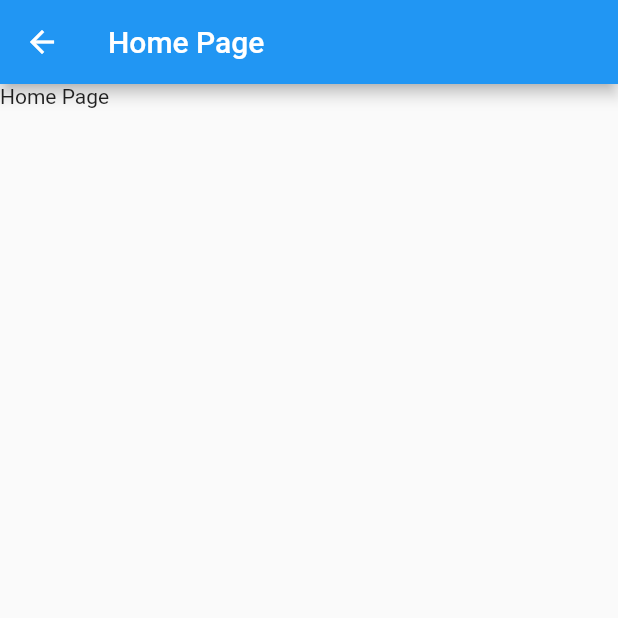
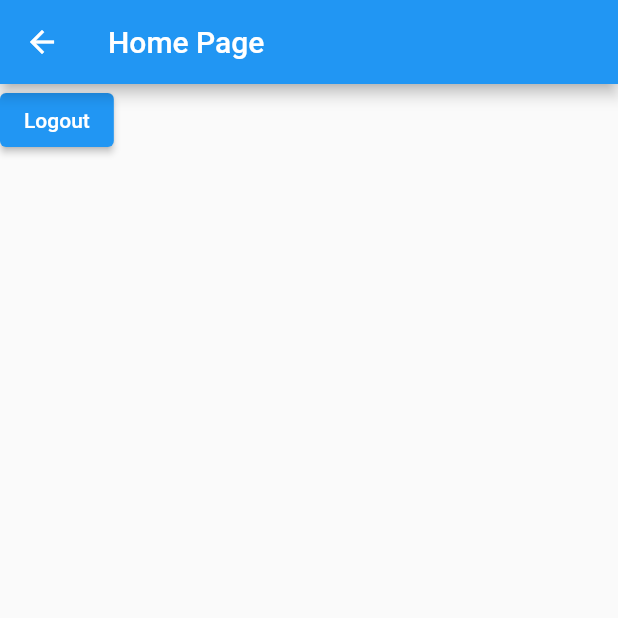
Before and after one commit to Atmayanti/flutter-api-app, a Flutter app: the HomePage screen opened by its route, on a phone screen of 412 x 824 dp, the top half of it. Run offline on Flutter 3.47's test engine with Material 2 defaults, Android fonts, the phone set to English and light mode, and no system bars; our stand-ins replace flutter_secure_storage; accounts and stored records are empty.

Commit message:
create logout feature

```diff
--- /dev/null
+++ b/lib/services/logout_service.dart
@@ -0,0 +1,23 @@
+import 'dart:io';
+
+import 'package:flutter_secure_storage/flutter_secure_storage.dart';
+import 'package:http/http.dart' as http;
+
+class LogoutService {
+  final _baseURL = 'http://127.0.0.1:8000/api/';
+
+  final storage = const FlutterSecureStorage();
+
+  Future postDataLogout() async {
+    String? value = await storage.read(key: 'token');
+    try {
+      final response = await http.post(
+        Uri.parse('${_baseURL}auth/logout'),
+        headers: {HttpHeaders.authorizationHeader: 'Bearer $value'},
+      );
+      await storage.delete(key: 'token');
+    } catch (e) {
+      print(e.toString());
+    }
+  }
+}
--- a/lib/views/homepage.dart
+++ b/lib/views/homepage.dart
@@ -1,4 +1,5 @@
 import 'package:flutter/material.dart';
+import 'package:api_app/services/logout_service.dart';
 
 class HomePage extends StatefulWidget {
   const HomePage({super.key});
@@ -9,6 +10,13 @@ class HomePage extends StatefulWidget {
 
 class _HomePageState extends State<HomePage> {
 
+  final logout = LogoutService();
+
+  @override
+  void initState() {
+    super.initState();
+  }
+
   @override
   Widget build(BuildContext context) {
     return Scaffold(
@@ -17,7 +25,14 @@ class _HomePageState extends State<HomePage> {
       ),
       body: Column(
         children: [
-          Text("Home Page"),
+          ElevatedButton(
+            onPressed: () {
+              logout.postDataLogout().then(
+                    (value) => Navigator.of(context).popAndPushNamed('/login'),
+                  );
+            },
+            child: const Text('Logout'),
+          ),
         ],
       ),
     );
```
